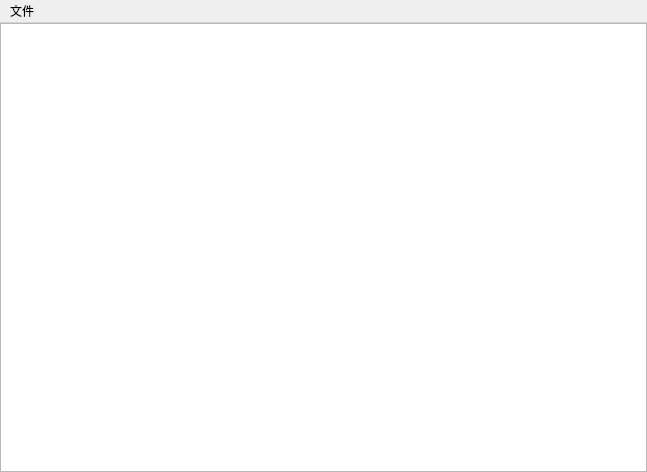
Qt form ui/mainwindow.ui (CICSilver/noteTool) before a commit.
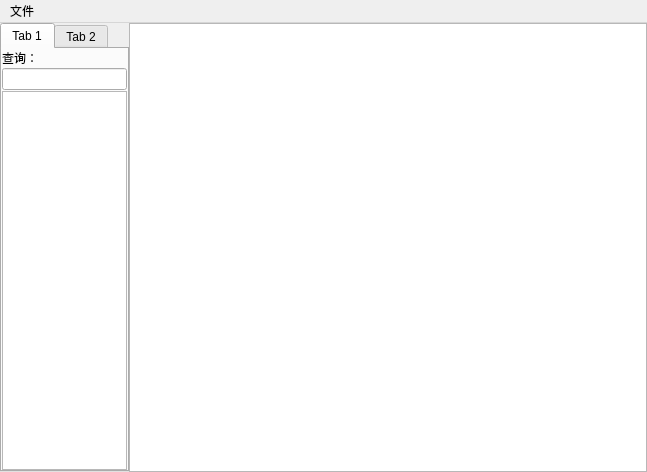
The same form after that commit. Custom widgets are drawn as their Qt base class.

```diff
--- a/ui/mainwindow.ui
+++ b/ui/mainwindow.ui
@@ -14,11 +14,68 @@
    <string>MainWindow</string>
   </property>
   <widget class="QWidget" name="centralWidget">
-   <layout class="QGridLayout" name="gridLayout">
+   <layout class="QGridLayout" name="gridLayout_2" columnstretch="2,8">
     <property name="margin">
      <number>0</number>
     </property>
+    <property name="spacing">
+     <number>0</number>
+    </property>
     <item row="0" column="0">
+     <widget class="QTabWidget" name="tabWidget">
+      <property name="currentIndex">
+       <number>0</number>
+      </property>
+      <property name="usesScrollButtons">
+       <bool>false</bool>
+      </property>
+      <widget class="QWidget" name="tab">
+       <attribute name="title">
+        <string>Tab 1</string>
+       </attribute>
+       <layout class="QGridLayout" name="gridLayout">
+        <property name="margin">
+         <number>0</number>
+        </property>
+        <property name="spacing">
+         <number>0</number>
+        </property>
+        <item row="0" column="0">
+         <layout class="QVBoxLayout" name="verticalLayout">
+          <property name="spacing">
+           <number>1</number>
+          </property>
+          <item>
+           <widget class="QLabel" name="label">
+            <property name="layoutDirection">
+             <enum>Qt::LeftToRight</enum>
+            </property>
+            <property name="text">
+             <string>查询：</string>
+            </property>
+            <property name="alignment">
+             <set>Qt::AlignLeading|Qt::AlignLeft|Qt::AlignVCenter</set>
+            </property>
+           </widget>
+          </item>
+          <item>
+           <widget class="QLineEdit" name="lineEdit"/>
+          </item>
+          <item>
+           <widget class="ContentList" name="listWidget"/>
+          </item>
+         </layout>
+        </item>
+       </layout>
+      </widget>
+      <widget class="QWidget" name="tab_2">
+       <attribute name="title">
+        <string>Tab 2</string>
+       </attribute>
+      </widget>
+     </widget>
+    </item>
+    <item row="0" column="1">
      <widget class="WordTableWidget" name="wordTable"/>
     </item>
    </layout>
@@ -59,6 +116,11 @@
    <extends>QTableWidget</extends>
    <header>wordtablewidget.h</header>
   </customwidget>
+  <customwidget>
+   <class>ContentList</class>
+   <extends>QListWidget</extends>
+   <header>contentlist.h</header>
+  </customwidget>
  </customwidgets>
  <resources/>
  <connections/>
```
